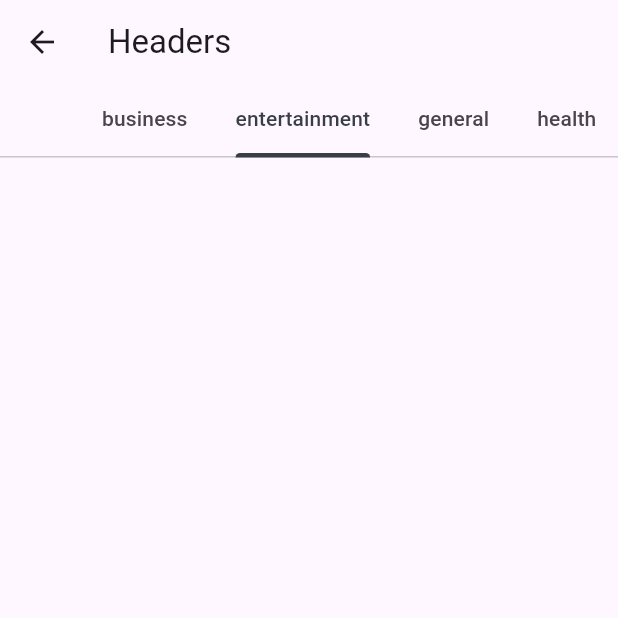
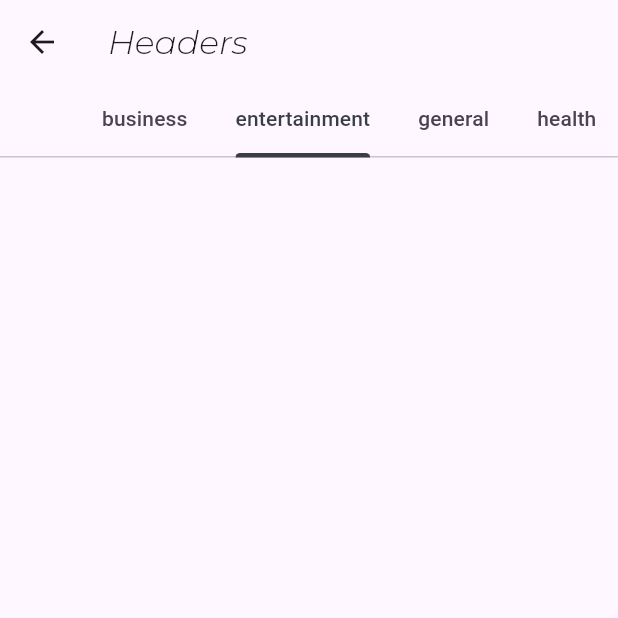
Before and after one commit to jrodriguer/flutter_news_app, a Flutter app: the HeadersScreen screen opened directly, on a phone screen of 412 x 824 dp, the top half of it. Run offline on Flutter 3.47's test engine with Material 2 defaults, Android fonts, the phone set to English and light mode, and no system bars; our stand-ins replace flutter_spinkit, fluttertoast, logger, shared_preferences; accounts and stored records are empty; network calls fail.

Commit message:
restyle screen title

```diff
--- a/lib/views/headers_screen.dart
+++ b/lib/views/headers_screen.dart
@@ -50,7 +50,11 @@ class _HeadersScreenState extends State<HeadersScreen> {
           headerSliverBuilder: (BuildContext context, bool innerBoxIsScrolled) {
             return <Widget>[
               SliverAppBar(
-                title: const Text('Headers'),
+                title: const Text('Headers',
+                    style: TextStyle(
+                        fontFamily: 'Montserrat',
+                        fontSize: 22,
+                        fontStyle: FontStyle.italic)),
                 pinned: true,
                 floating: true,
                 bottom: TabBar(
```
